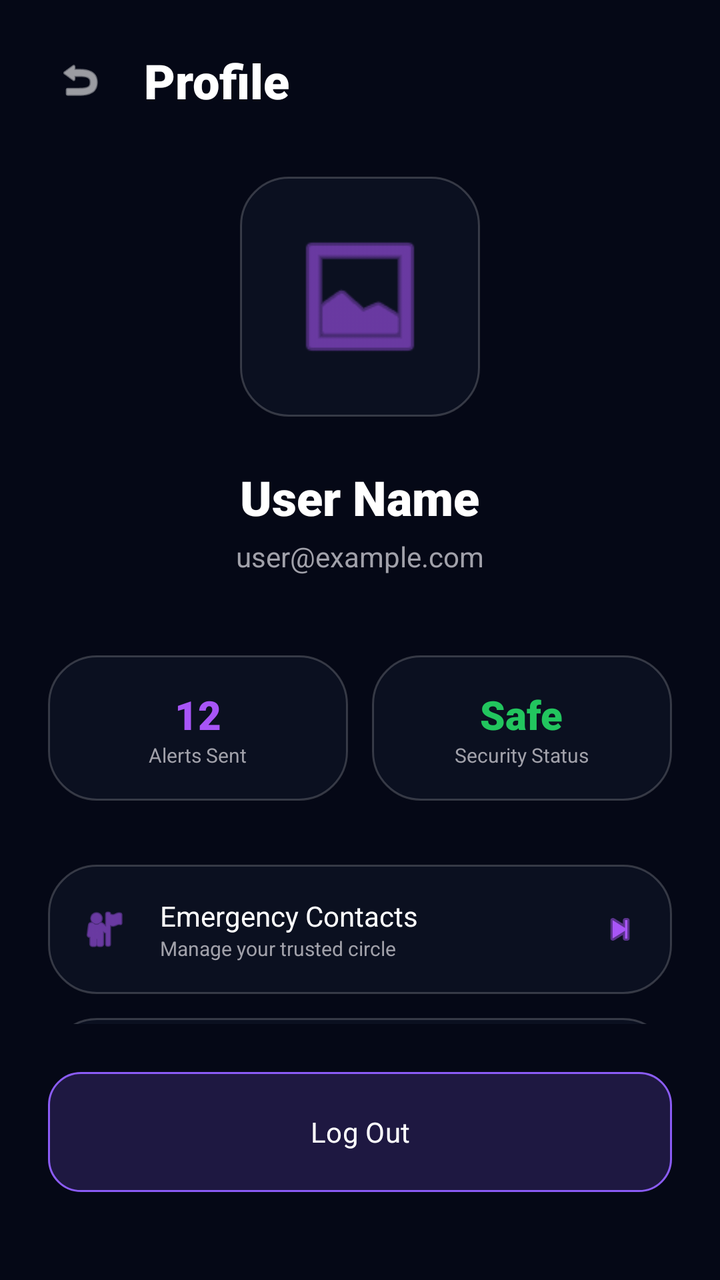
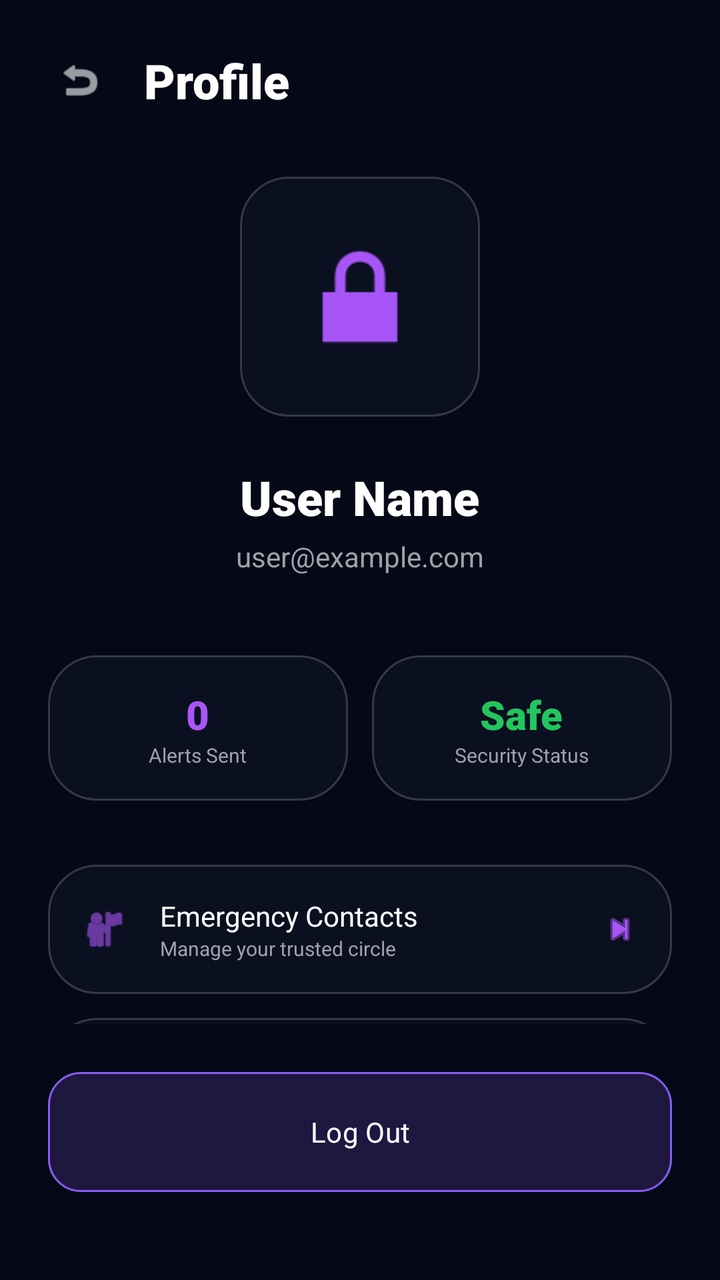

Two renders of the same Android screen: before a commit and after it. Below are the layout's source before the change and the commit's diff.
<!-- AndroidManifest.xml: application theme Theme.SilentGuard -->
<!-- res/layout/activity_profile.xml -->
<?xml version="1.0" encoding="utf-8"?>
<androidx.constraintlayout.widget.ConstraintLayout xmlns:android="http://schemas.android.com/apk/res/android"
    xmlns:app="http://schemas.android.com/apk/res-auto"
    android:layout_width="match_parent"
    android:layout_height="match_parent"
    android:background="@color/bg_primary"
    android:padding="24dp">

    
    <LinearLayout
        android:id="@+id/profile_header"
        android:layout_width="match_parent"
        android:layout_height="wrap_content"
        android:orientation="horizontal"
        android:gravity="center_vertical"
        app:layout_constraintTop_toTopOf="parent">

        <ImageView
            android:id="@+id/btn_back"
            android:layout_width="32dp"
            android:layout_height="32dp"
            android:src="@android:drawable/ic_menu_revert"
            app:tint="@color/text_primary"
            android:clickable="true"
            android:focusable="true"
            android:padding="4dp" />

        <TextView
            android:layout_width="wrap_content"
            android:layout_height="wrap_content"
            android:layout_marginStart="16dp"
            android:text="Profile"
            android:textColor="@color/text_primary"
            android:textSize="24sp"
            android:fontFamily="sans-serif-black" />
    </LinearLayout>

    <ScrollView
        android:layout_width="match_parent"
        android:layout_height="0dp"
        app:layout_constraintTop_toBottomOf="@id/profile_header"
        app:layout_constraintBottom_toTopOf="@id/btn_logout"
        android:layout_marginTop="32dp"
        android:layout_marginBottom="24dp"
        android:scrollbars="none">

        <LinearLayout
            android:layout_width="match_parent"
            android:layout_height="wrap_content"
            android:orientation="vertical"
            android:gravity="center_horizontal">

            
            <FrameLayout
                android:layout_width="120dp"
                android:layout_height="120dp"
                android:background="@drawable/bg_glass_card"
                android:padding="4dp"
                android:layout_marginBottom="24dp">
                
                <ImageView
                    android:layout_width="match_parent"
                    android:layout_height="match_parent"
                    android:src="@android:drawable/ic_menu_gallery"
                    app:tint="@color/neon_violet"
                    android:padding="20dp" />
            </FrameLayout>

            <TextView
                android:id="@+id/tv_profile_name"
                android:layout_width="wrap_content"
                android:layout_height="wrap_content"
                android:text="User Name"
                android:textColor="@color/text_primary"
                android:textSize="24sp"
                android:fontFamily="sans-serif-black" />

            <TextView
                android:id="@+id/tv_profile_email"
                android:layout_width="wrap_content"
                android:layout_height="wrap_content"
                android:text="user@example.com"
                android:textColor="@color/text_secondary"
                android:textSize="14sp"
                android:layout_marginTop="4dp" />

            
            <LinearLayout
                android:layout_width="match_parent"
                android:layout_height="wrap_content"
                android:orientation="horizontal"
                android:layout_marginTop="40dp">

                <LinearLayout
                    android:layout_width="0dp"
                    android:layout_height="wrap_content"
                    android:layout_weight="1"
                    android:background="@drawable/bg_glass_card"
                    android:padding="16dp"
                    android:orientation="vertical"
                    android:gravity="center"
                    android:layout_marginEnd="12dp">
                    
                    <TextView
                        android:layout_width="wrap_content"
                        android:layout_height="wrap_content"
                        android:text="12"
                        android:textColor="@color/neon_violet"
                        android:textSize="20sp"
                        android:fontFamily="sans-serif-black" />
                    
                    <TextView
                        android:layout_width="wrap_content"
                        android:layout_height="wrap_content"
                        android:text="Alerts Sent"
                        android:textColor="@color/text_secondary"
                        android:textSize="10sp" />
                </LinearLayout>

                <LinearLayout
                    android:layout_width="0dp"
                    android:layout_height="wrap_content"
                    android:layout_weight="1"
                    android:background="@drawable/bg_glass_card"
                    android:padding="16dp"
                    android:orientation="vertical"
                    android:gravity="center">
                    
                    <TextView
                        android:layout_width="wrap_content"
                        android:layout_height="wrap_content"
                        android:text="Safe"
                        android:textColor="@color/success_green"
                        android:textSize="20sp"
                        android:fontFamily="sans-serif-black" />
                    
                    <TextView
                        android:layout_width="wrap_content"
                        android:layout_height="wrap_content"
                        android:text="Security Status"
                        android:textColor="@color/text_secondary"
                        android:textSize="10sp" />
                </LinearLayout>
            </LinearLayout>

            
            <LinearLayout
                android:layout_width="match_parent"
                android:layout_height="wrap_content"
                android:orientation="vertical"
                android:layout_marginTop="32dp">

                <include layout="@layout/item_setting_row" android:id="@+id/item_edit_profile" />
                <include layout="@layout/item_setting_row" android:id="@+id/item_emergency_contacts" />
                <include layout="@layout/item_setting_row" android:id="@+id/item_security_settings" />
                <include layout="@layout/item_setting_row" android:id="@+id/item_privacy_policy" />

            </LinearLayout>

        </LinearLayout>
    </ScrollView>

    <Button
        android:id="@+id/btn_logout"
        android:layout_width="0dp"
        android:layout_height="60dp"
        android:text="Log Out"
        android:textColor="@color/text_primary"
        android:background="@drawable/bg_logout_button"
        android:fontFamily="sans-serif-bold"
        app:layout_constraintBottom_toBottomOf="parent"
        app:layout_constraintStart_toStartOf="parent"
        app:layout_constraintEnd_toEndOf="parent"
        android:layout_marginBottom="20dp" />

</androidx.constraintlayout.widget.ConstraintLayout>
<!-- res/layout/item_setting_row.xml (included above) -->
<?xml version="1.0" encoding="utf-8"?>
<RelativeLayout xmlns:android="http://schemas.android.com/apk/res/android"
    xmlns:app="http://schemas.android.com/apk/res-auto"
    android:layout_width="match_parent"
    android:layout_height="wrap_content"
    android:layout_marginBottom="12dp"
    android:padding="16dp"
    android:background="@drawable/bg_glass_card"
    android:clickable="true"
    android:focusable="true">

    <ImageView
        android:id="@+id/setting_icon"
        android:layout_width="24dp"
        android:layout_height="24dp"
        android:src="@android:drawable/ic_menu_myplaces"
        app:tint="@color/neon_violet"
        android:layout_centerVertical="true" />

    <LinearLayout
        android:layout_width="wrap_content"
        android:layout_height="wrap_content"
        android:layout_toEndOf="@id/setting_icon"
        android:layout_marginStart="16dp"
        android:orientation="vertical"
        android:layout_centerVertical="true">

        <TextView
            android:id="@+id/setting_label"
            android:layout_width="wrap_content"
            android:layout_height="wrap_content"
            android:text="Emergency Contacts"
            android:textColor="@color/text_primary"
            android:fontFamily="sans-serif-bold"
            android:textSize="14sp" />

        <TextView
            android:id="@+id/setting_desc"
            android:layout_width="wrap_content"
            android:layout_height="wrap_content"
            android:text="Manage your trusted circle"
            android:textColor="@color/text_secondary"
            android:textSize="10sp" />
    </LinearLayout>

    <ImageView
        android:layout_width="20dp"
        android:layout_height="20dp"
        android:layout_alignParentEnd="true"
        android:layout_centerVertical="true"
        android:src="@android:drawable/ic_media_next"
        app:tint="@color/neon_violet" />

</RelativeLayout>
<!-- resources referenced by this layout -->
<resources>
  <color name="bg_primary">#050816</color>
  <color name="neon_violet">#A855F7</color>
  <color name="success_green">#22C55E</color>
  <color name="text_primary">#FFFFFF</color>
  <color name="text_secondary">#A1A1AA</color>
  <!-- drawable bg_glass_card (drawable) -->
  <?xml version="1.0" encoding="utf-8"?>
  <shape xmlns:android="http://schemas.android.com/apk/res/android">
      <solid android:color="@color/bg_secondary" />
      <corners android:radius="24dp" />
      <stroke
          android:width="1dp"
          android:color="@color/bg_glass_stroke" />
  </shape>
  <!-- drawable bg_logout_button (drawable) -->
  <?xml version="1.0" encoding="utf-8"?>
  <ripple xmlns:android="http://schemas.android.com/apk/res/android"
      android:color="#40FFFFFF">
      <item>
          <shape>
              <solid android:color="#30EF4444" />
              <stroke
                  android:width="1dp"
                  android:color="@color/alert_red" />
              <corners android:radius="16dp" />
          </shape>
      </item>
  </ripple>
  <style name="Theme.SilentGuard" parent="Theme.Material3.DayNight.NoActionBar">
          <item name="colorPrimary">@color/accent_purple</item>
          <item name="android:windowBackground">@color/bg_primary</item>
          <item name="android:statusBarColor">@color/bg_primary</item>
          <item name="android:navigationBarColor">@color/bg_primary</item>
      </style>
  <color name="bg_secondary">#0B1020</color>
  <color name="bg_glass_stroke">#30FFFFFF</color>
  <color name="alert_red">#EF4444</color>
  <color name="accent_purple">#8B5CF6</color>
</resources>

<!-- the commit's change to res/layout/activity_profile.xml (unified diff, before → after) -->
@@ -61,7 +61,7 @@
                 <ImageView
                     android:layout_width="match_parent"
                     android:layout_height="match_parent"
-                    android:src="@android:drawable/ic_menu_gallery"
+                    android:src="@android:drawable/ic_lock_lock"
                     app:tint="@color/neon_violet"
                     android:padding="20dp" />
             </FrameLayout>
@@ -102,9 +102,10 @@
                     android:layout_marginEnd="12dp">
                     
                     <TextView
-                        android:layout_width="wrap_content"
-                        android:layout_height="wrap_content"
-                        android:text="12"
+                        android:id="@+id/tv_alerts_sent"
+                        android:layout_width="wrap_content"
+                        android:layout_height="wrap_content"
+                        android:text="0"
                         android:textColor="@color/neon_violet"
                         android:textSize="20sp"
                         android:fontFamily="sans-serif-black" />
